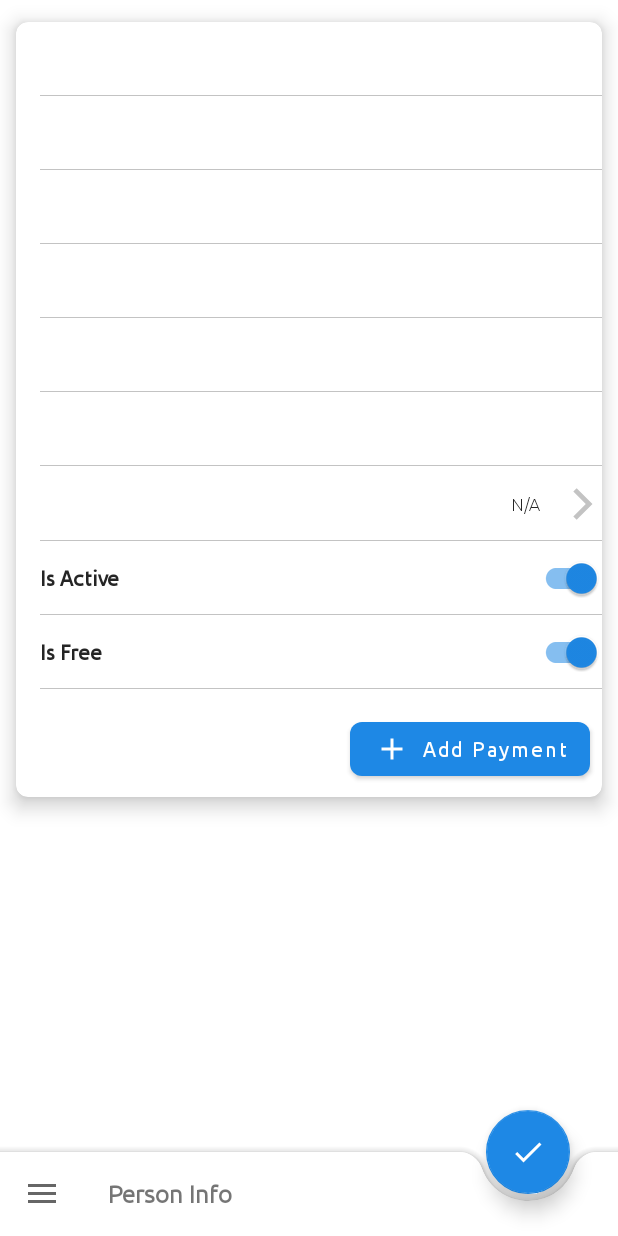
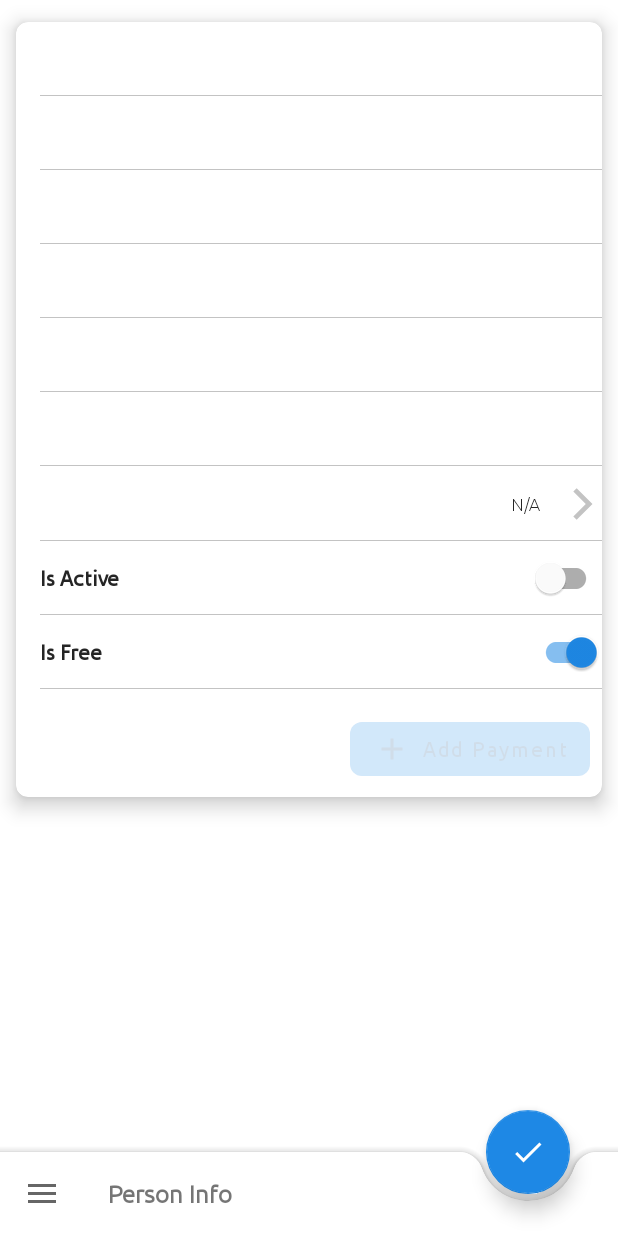
Before and after one commit to AgelousisDev/Payments, an Android app: the NewPaymentFragment screen opened through its navigation route, after a tap on "Is Free", on a phone screen of 412 x 824 dp. Run offline under Robolectric (Android 15) with nearby library versions, the phone set to English and light mode, and no system bars; our stand-ins replace Picasso, data binding, navigation-ui; 1 statement that could not run was skipped; 1 other tap on this screen came first.

Commit message:
Payments
Functionality changes

```diff
--- a/app/build.gradle
+++ b/app/build.gradle
@@ -16,7 +16,7 @@ android {
         targetSdkVersion 30
         versionCode 1
         versionName "1.0"
-
+        multiDexEnabled true
         testInstrumentationRunner "androidx.test.runner.AndroidJUnitRunner"
     }
 
--- a/app/src/main/AndroidManifest.xml
+++ b/app/src/main/AndroidManifest.xml
@@ -23,7 +23,8 @@
         <activity
             android:name="com.agelousis.payments.main.MainActivity"
             android:label="@string/app_name"
-            android:theme="@style/MainAppTheme" />
+            android:theme="@style/MainAppTheme"
+            android:windowSoftInputMode="adjustResize"/>
         <activity
             android:name="com.agelousis.payments.group.GroupActivity"
             android:theme="@style/GroupAppTheme"/>
--- a/app/src/main/java/com/agelousis/payments/login/LoginActivity.kt
+++ b/app/src/main/java/com/agelousis/payments/login/LoginActivity.kt
@@ -69,6 +69,7 @@ class LoginActivity : AppCompatActivity(), LoginPresenter, BiometricsListener, U
                     userModel.username = usernameField.text?.toString()
                     userModel.password = passwordField.text?.toString()
                     userModel.biometrics = biometricsState
+                    userModel.vat = 0
                     dbManager?.userModel = userModel
                     uiScope.launch {
                         dbManager?.searchUser(
--- a/app/src/main/java/com/agelousis/payments/main/ui/newPayment/NewPaymentFragment.kt
+++ b/app/src/main/java/com/agelousis/payments/main/ui/newPayment/NewPaymentFragment.kt
@@ -22,9 +22,11 @@ import com.agelousis.payments.main.ui.newPaymentAmount.NewPaymentAmountFragment
 import com.agelousis.payments.main.ui.payments.models.GroupModel
 import com.agelousis.payments.main.ui.payments.models.PaymentAmountModel
 import com.agelousis.payments.main.ui.payments.models.PersonModel
+import com.agelousis.payments.utils.extensions.animateAlpha
 import com.agelousis.payments.utils.extensions.ifLet
 import com.agelousis.payments.utils.extensions.message
 import com.agelousis.payments.utils.extensions.showListDialog
+import com.agelousis.payments.views.detailsSwitch.interfaces.AppSwitchListener
 import kotlinx.android.synthetic.main.fragment_new_payment_layout.*
 import kotlinx.coroutines.CoroutineScope
 import kotlinx.coroutines.Dispatchers
@@ -73,6 +75,12 @@ class NewPaymentFragment: Fragment(), NewPaymentPresenter {
     private var currentPersonModel: PersonModel? = null
     private var paymentReadyForDeletionIndexArray = arrayListOf<Int>()
     private var paymentAmountUpdateIndex: Int? = null
+    private var addPaymentButtonState = true
+        set(value) {
+            field = value
+            addPaymentButton.animateAlpha(toAlpha = if (value) 1.0f else 0.2f)
+            addPaymentButton.isEnabled = value
+        }
 
     override fun onActivityCreated(savedInstanceState: Bundle?) {
         super.onActivityCreated(savedInstanceState)
@@ -120,6 +128,11 @@ class NewPaymentFragment: Fragment(), NewPaymentPresenter {
         }
         freeAppSwitchLayout.setOnClickListener {
             freeAppSwitchLayout.isChecked = !freeAppSwitchLayout.isChecked
+        }
+        freeAppSwitchLayout.appSwitchListener = object: AppSwitchListener {
+            override fun onAppSwitchValueChanged(isChecked: Boolean) {
+                addPaymentButtonState = !isChecked
+            }
         }
         currentPersonModel?.let {
             binding?.personModel = it
@@ -176,8 +189,6 @@ class NewPaymentFragment: Fragment(), NewPaymentPresenter {
             currentPersonModel?.firstName,
             currentPersonModel?.surname,
             currentPersonModel?.phone,
-            currentPersonModel?.parentName,
-            currentPersonModel?.email,
             currentPersonModel?.payments
         ) {
             checkDatabasePaymentAction()
@@ -186,8 +197,6 @@ class NewPaymentFragment: Fragment(), NewPaymentPresenter {
             binding?.firstNameLayout?.errorState = binding?.firstNameLayout?.value == null
             binding?.surnameLayout?.errorState = binding?.surnameLayout?.value == null
             binding?.phoneLayout?.errorState = binding?.phoneLayout?.value == null
-            binding?.parentNameLayout?.errorState = binding?.parentNameLayout?.value == null
-            binding?.emailLayout?.errorState = binding?.emailLayout?.value == null
             if (availablePayments.isEmpty())
                 context?.message(
                     message = resources.getString(R.string.key_add_payment_message)
--- a/app/src/main/java/com/agelousis/payments/main/ui/newPayment/adapters/PaymentAmountAdapter.kt
+++ b/app/src/main/java/com/agelousis/payments/main/ui/newPayment/adapters/PaymentAmountAdapter.kt
@@ -3,10 +3,12 @@ package com.agelousis.payments.main.ui.newPayment.adapters
 import android.view.LayoutInflater
 import android.view.ViewGroup
 import androidx.recyclerview.widget.RecyclerView
+import com.agelousis.payments.R
 import com.agelousis.payments.databinding.PaymentAmountRowLayoutBinding
 import com.agelousis.payments.main.ui.newPayment.presenters.NewPaymentPresenter
 import com.agelousis.payments.main.ui.newPayment.viewHolders.PaymentAmountViewHolder
 import com.agelousis.payments.main.ui.payments.models.PaymentAmountModel
+import com.agelousis.payments.utils.extensions.isSizeOne
 
 class PaymentAmountAdapter(private val paymentModelList: ArrayList<PaymentAmountModel>, private val vat: Int?, private val presenter: NewPaymentPresenter): RecyclerView.Adapter<RecyclerView.ViewHolder>() {
 
@@ -27,6 +29,7 @@ class PaymentAmountAdapter(private val paymentModelList: ArrayList<PaymentAmount
                 index = position
             ) ?: return,
             vat = vat,
+            title = if (paymentModelList.isSizeOne) holder.itemView.context.resources.getString(R.string.key_single_payment_label) else null,
             presenter = presenter
         )
     }
--- a/app/src/main/java/com/agelousis/payments/main/ui/newPayment/viewHolders/PaymentAmountViewHolder.kt
+++ b/app/src/main/java/com/agelousis/payments/main/ui/newPayment/viewHolders/PaymentAmountViewHolder.kt
@@ -7,9 +7,10 @@ import com.agelousis.payments.main.ui.payments.models.PaymentAmountModel
 
 class PaymentAmountViewHolder(private val binding: PaymentAmountRowLayoutBinding): RecyclerView.ViewHolder(binding.root) {
 
-    fun bind(paymentAmountModel: PaymentAmountModel, vat: Int?, presenter: NewPaymentPresenter) {
+    fun bind(paymentAmountModel: PaymentAmountModel, vat: Int?, title: String?, presenter: NewPaymentPresenter) {
         binding.paymentAmountModel = paymentAmountModel
         binding.vat = vat
+        binding.title = title
         binding.presenter = presenter
         itemView.setOnLongClickListener {
             presenter.onPaymentAmountLongPressed(
--- a/app/src/main/java/com/agelousis/payments/main/ui/personalInformation/PersonalInformationFragment.kt
+++ b/app/src/main/java/com/agelousis/payments/main/ui/personalInformation/PersonalInformationFragment.kt
@@ -69,7 +69,6 @@ class PersonalInformationFragment: Fragment(), OptionPresenter {
     }
 
     override fun onVatChange(newVat: Int) {
-        if (newVat.isZero) return
         newUserModel?.vat = newVat
     }
 
--- a/app/src/main/java/com/agelousis/payments/utils/extensions/Extensions.kt
+++ b/app/src/main/java/com/agelousis/payments/utils/extensions/Extensions.kt
@@ -559,6 +559,10 @@ fun Double?.getVatAmount(vat: Int?) =
 val Int?.percentageEnclosed
     get() = this?.let { String.format("(%d%%)", it) }
 
+fun View.animateAlpha(toAlpha: Float) {
+    animate().alpha(toAlpha).interpolator = LinearInterpolator()
+}
+
 @BindingAdapter("picassoImagePath")
 fun AppCompatImageView.loadImagePath(fileName: String?) {
     fileName?.let {
@@ -645,4 +649,6 @@ fun setViewBackground(viewGroup: ViewGroup, resourceId: Int?) {
 fun setStrikeByPaymentDates(materialTextView: MaterialTextView, payments: List<PaymentAmountModel?>) {
     if (payments.mapNotNull { it?.paymentDate }.all { (it toDateWith Constants.GENERAL_DATE_FORMAT)?.isBiggerThanCurrent == true })
         materialTextView.paintFlags = materialTextView.paintFlags or Paint.STRIKE_THRU_TEXT_FLAG
+    else
+        materialTextView.paintFlags = materialTextView.paintFlags and Paint.STRIKE_THRU_TEXT_FLAG.inv()
 }
--- a/app/src/main/java/com/agelousis/payments/views/detailsSwitch/DetailsAppSwitch.kt
+++ b/app/src/main/java/com/agelousis/payments/views/detailsSwitch/DetailsAppSwitch.kt
@@ -13,7 +13,7 @@ import kotlinx.android.synthetic.main.details_app_switch_layout.view.*
 
 class DetailsAppSwitch(context: Context, attributeSet: AttributeSet?): FrameLayout(context, attributeSet) {
 
-    private var appSwitchListener: AppSwitchListener? = null
+    var appSwitchListener: AppSwitchListener? = null
     var isChecked: Boolean = false
         set(value) {
             field = value
--- a/app/src/main/res/layout/fragment_new_payment_layout.xml
+++ b/app/src/main/res/layout/fragment_new_payment_layout.xml
@@ -110,7 +110,7 @@
                 android:foreground="?attr/selectableItemBackgroundBorderless"
                 app:appSwitchLabel="@string/key_is_active_label"
                 app:appSwitchShowLine="true"
-                appSwitchIsChecked="@{personModel.active == true}"/>
+                appSwitchIsChecked="@{personModel.active != null ? personModel.active : true}"/>
 
             <com.agelousis.payments.views.detailsSwitch.DetailsAppSwitch
                 android:id="@+id/freeAppSwitchLayout"
@@ -134,6 +134,7 @@
 
             <com.google.android.material.button.MaterialButton
                 style="@style/BasicMaterialButton"
+                android:id="@+id/addPaymentButton"
                 android:layout_width="wrap_content"
                 android:layout_height="wrap_content"
                 android:layout_gravity="end"
--- a/app/src/main/res/layout/payment_amount_row_layout.xml
+++ b/app/src/main/res/layout/payment_amount_row_layout.xml
@@ -11,6 +11,9 @@
         <variable
             name="vat"
             type="Integer" />
+        <variable
+            name="title"
+            type="String" />
         <variable
             name="presenter"
             type="com.agelousis.payments.main.ui.newPayment.presenters.NewPaymentPresenter" />
@@ -44,7 +47,7 @@
             android:layout_width="wrap_content"
             android:layout_height="wrap_content"
             android:layout_margin="@dimen/nav_header_vertical_spacing"
-            android:text="@string/key_summary_label"
+            android:text="@{title != null ? title : paymentAmountModel.paymentMonth != null ? paymentAmountModel.paymentMonth : @string/key_summary_label}"
             android:singleLine="true"
             android:maxLines="1"
             app:layout_constraintEnd_toEndOf="parent"
--- a/app/src/main/res/values/strings.xml
+++ b/app/src/main/res/values/strings.xml
@@ -91,6 +91,8 @@
     <string name="key_vat_amount_value_label">🧾 VAT %s %s</string>
     <string name="key_summary_label">Summary</string>
     <string name="key_amount_without_vat_label">Amount without VAT</string>
+    <string name="key_single_payment_label">Single Payment</string>
+    <string name="key_euro_value">€%s</string>
 
     <string-array name="key_payment_action_array">
         <item>Call</item>
```
Also changed, not shown: app/src/main/java/com/agelousis/payments/database/DBManager.kt (+12 -12 lines), app/src/main/java/com/agelousis/payments/main/ui/payments/models/PersonModel.kt (+7 -2 lines).
